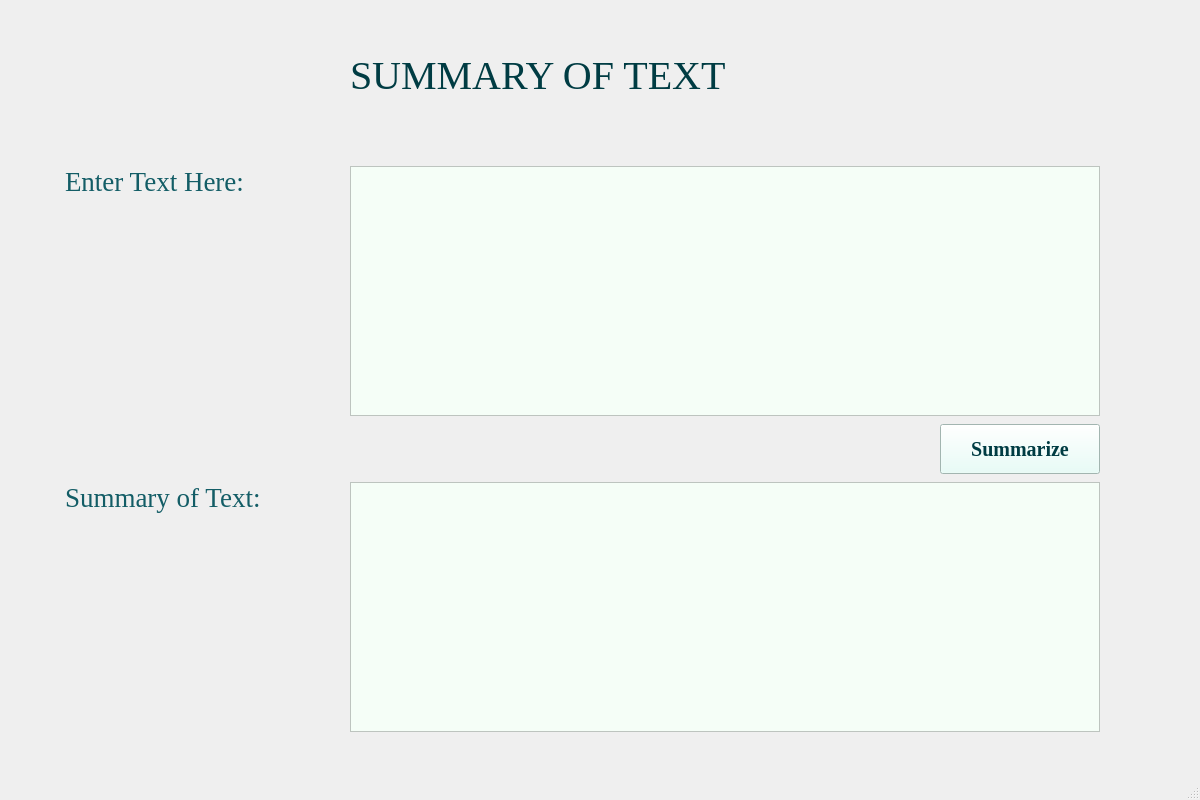
praptioza/TextSummarization-NLP, file text.ui: the form before one commit.
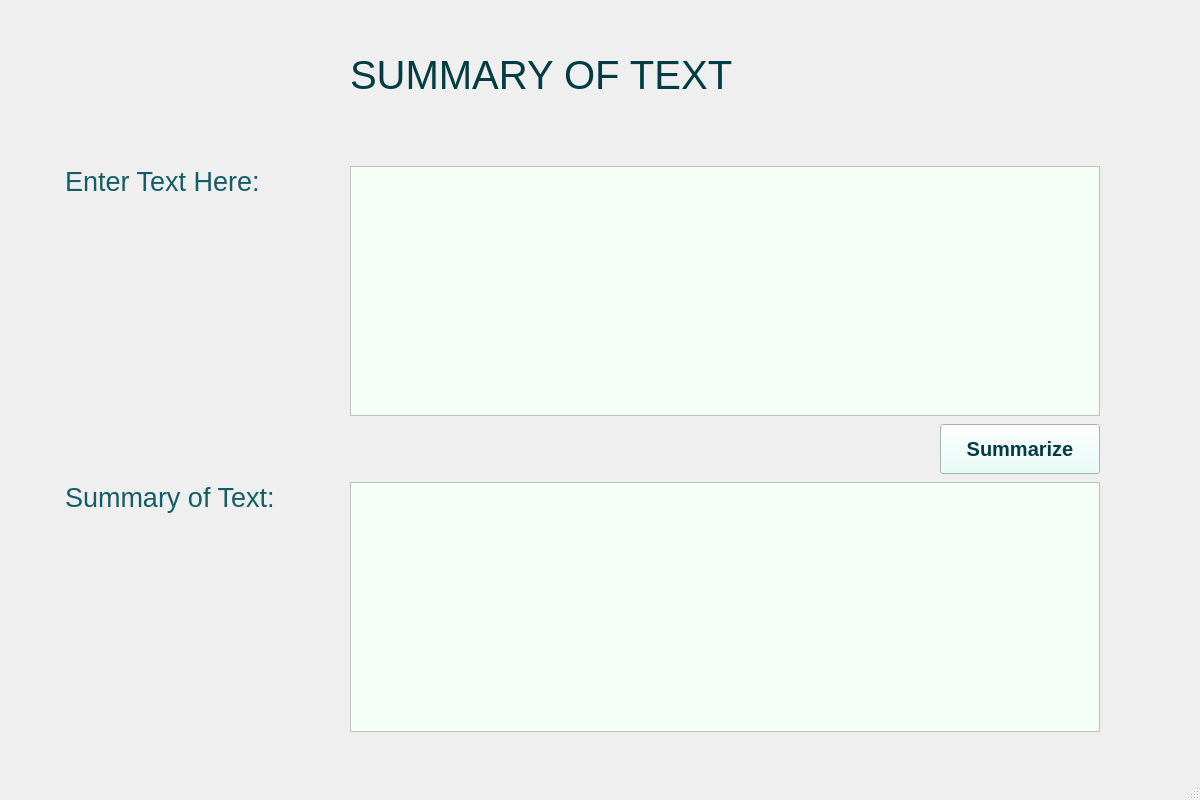
The form after the commit.

Diff of the .ui file:
```diff
--- a/text.ui
+++ b/text.ui
@@ -31,7 +31,7 @@
     </property>
     <property name="font">
      <font>
-      <family>Times New Roman</family>
+      <family>Arial</family>
       <pointsize>20</pointsize>
       <italic>false</italic>
       <fontweight>ExtraBold</fontweight>
@@ -59,7 +59,7 @@
     </property>
     <property name="font">
      <font>
-      <family>Times New Roman</family>
+      <family>Arial</family>
       <pointsize>20</pointsize>
       <italic>false</italic>
       <fontweight>ExtraBold</fontweight>
@@ -299,7 +299,7 @@
     </property>
     <property name="font">
      <font>
-      <family>Times New Roman</family>
+      <family>Arial</family>
       <pointsize>15</pointsize>
       <italic>false</italic>
       <bold>true</bold>
@@ -337,7 +337,7 @@
     </property>
     <property name="font">
      <font>
-      <family>Times New Roman</family>
+      <family>Arial</family>
       <pointsize>30</pointsize>
       <italic>false</italic>
       <fontweight>ExtraBold</fontweight>
```
Left out of the diff: 8 changed lines with no effect on the pictures.
